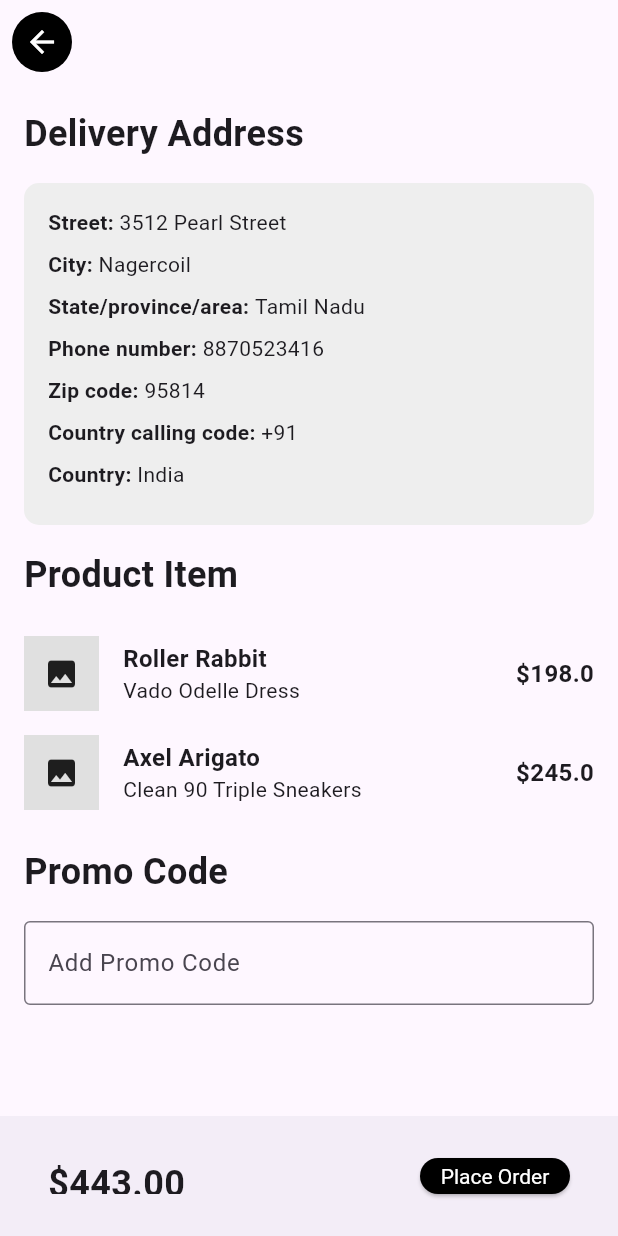
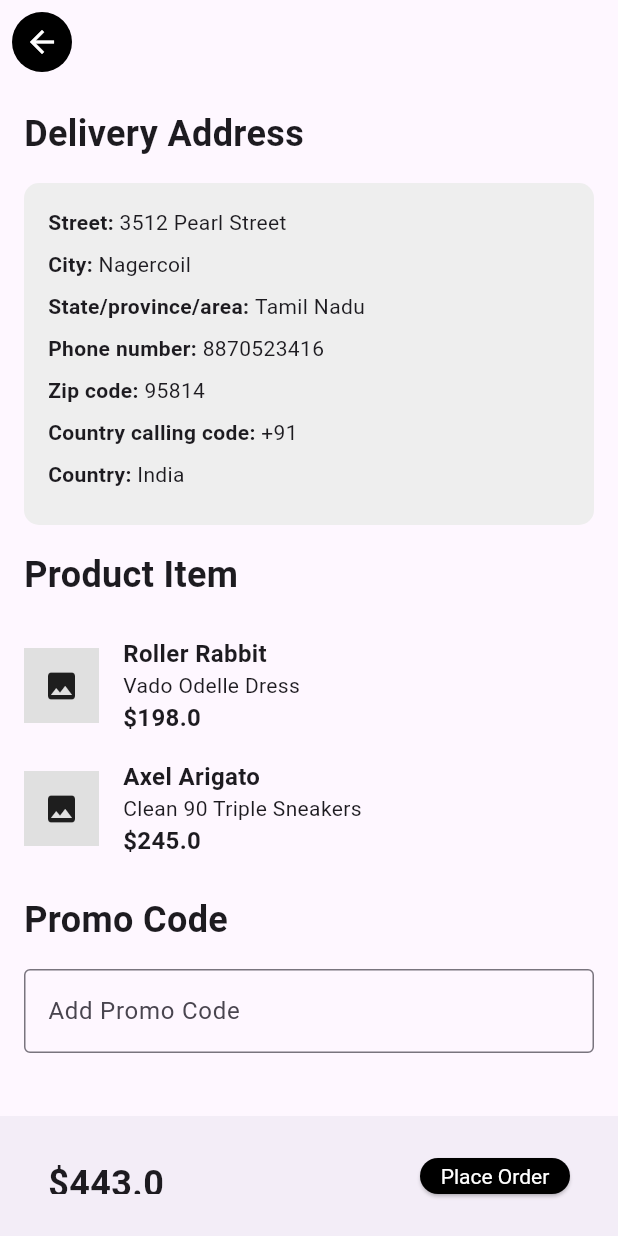
Before and after one commit to KILLERGTG01/Vicuna_pages, a Flutter app: the screen it shows after launch, on a phone screen of 412 x 824 dp. Run offline on Flutter 3.47's test engine with Material 3 defaults, Android fonts, the phone set to English and light mode, and no system bars.

Commit message:
Order page completed

```diff
--- a/lib/pages/order_page.dart
+++ b/lib/pages/order_page.dart
@@ -5,6 +5,10 @@ class OrderPage extends StatelessWidget {
 
   @override
   Widget build(BuildContext context) {
+    const double rollerRabbitPrice = 198.00;
+    const double axelArigatoPrice = 245.00;
+    const double totalPrice = rollerRabbitPrice + axelArigatoPrice;
+
     return Scaffold(
       appBar: AppBar(
         leading: Container(
@@ -30,7 +34,7 @@ class OrderPage extends StatelessWidget {
               style: TextStyle(fontSize: 24, fontWeight: FontWeight.bold),
             ),
             const SizedBox(height: 16),
-             Container(
+            Container(
               padding: const EdgeInsets.all(16.0),
               decoration: BoxDecoration(
                 color: Colors.grey[200],
@@ -55,8 +59,8 @@ class OrderPage extends StatelessWidget {
               style: TextStyle(fontSize: 24, fontWeight: FontWeight.bold),
             ),
             const SizedBox(height: 16),
-            buildProductItem('Roller Rabbit', 'Vado Odelle Dress', 198.00),
-            buildProductItem('Axel Arigato', 'Clean 90 Triple Sneakers', 245.00),
+            buildProductItem('Roller Rabbit', 'Vado Odelle Dress', rollerRabbitPrice),
+            buildProductItem('Axel Arigato', 'Clean 90 Triple Sneakers', axelArigatoPrice),
             const SizedBox(height: 16),
             const Text(
               'Promo Code',
@@ -79,8 +83,8 @@ class OrderPage extends StatelessWidget {
             mainAxisAlignment: MainAxisAlignment.spaceBetween,
             children: [
               const Text(
-                '\$443.00',
-                style: TextStyle(fontSize: 24, fontWeight: FontWeight.bold),
+                '\$$totalPrice',
+                style:  TextStyle(fontSize: 24, fontWeight: FontWeight.bold),
               ),
               ElevatedButton(
                 onPressed: () {},
@@ -139,12 +143,12 @@ class OrderPage extends StatelessWidget {
                   style: const TextStyle(fontSize: 16, fontWeight: FontWeight.bold),
                 ),
                 Text(description),
+                Text(
+                  '\$$price',
+                  style: const TextStyle(fontSize: 16, fontWeight: FontWeight.bold),
+                ),
               ],
             ),
-          ),
-          Text(
-            '\$$price',
-            style: const TextStyle(fontSize: 16, fontWeight: FontWeight.bold),
           ),
         ],
       ),
```
